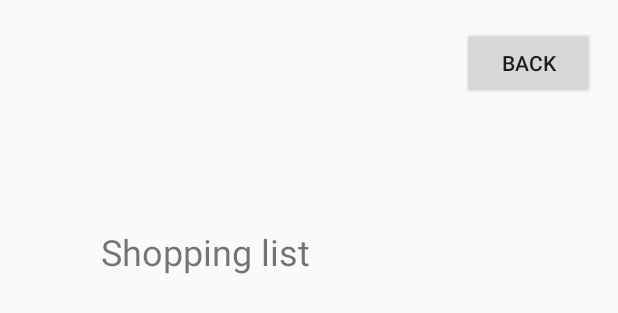
After one commit to JanneKankkunen/ShoppingList, an Android app: the layout activity_show_list.xml on its own in the app's theme, with its tools: preview values and no code run, on a phone screen of 412 x 824 dp. The commit adds this screen. Shown: the top 313 px of the screen. Run offline under Robolectric (Android 15) with nearby library versions, the phone set to English and light mode, and no system bars.

Commit message:
Lähes valmis.

```diff
--- a/app/src/main/AndroidManifest.xml
+++ b/app/src/main/AndroidManifest.xml
@@ -9,6 +9,7 @@
         android:roundIcon="@mipmap/ic_launcher_round"
         android:supportsRtl="true"
         android:theme="@style/AppTheme">
+        <activity android:name=".ShowList"></activity>
         <activity android:name=".MainActivity">
             <intent-filter>
                 <action android:name="android.intent.action.MAIN" />
--- /dev/null
+++ b/app/src/main/res/layout/activity_show_list.xml
@@ -0,0 +1,31 @@
+<?xml version="1.0" encoding="utf-8"?>
+<androidx.constraintlayout.widget.ConstraintLayout xmlns:android="http://schemas.android.com/apk/res/android"
+    xmlns:app="http://schemas.android.com/apk/res-auto"
+    xmlns:tools="http://schemas.android.com/tools"
+    android:layout_width="match_parent"
+    android:layout_height="match_parent"
+    tools:context=".ShowList">
+
+    <Button
+        android:id="@+id/buttonBack"
+        android:layout_width="wrap_content"
+        android:layout_height="wrap_content"
+        android:text="Back"
+        app:layout_constraintBottom_toBottomOf="parent"
+        app:layout_constraintEnd_toEndOf="parent"
+        app:layout_constraintHorizontal_bias="0.95"
+        app:layout_constraintStart_toStartOf="parent"
+        app:layout_constraintTop_toTopOf="parent"
+        app:layout_constraintVertical_bias="0.023" />
+
+    <TextView
+        android:id="@+id/textView"
+        android:layout_width="277dp"
+        android:layout_height="587dp"
+        android:text="Shopping list"
+        android:textSize="24sp"
+        app:layout_constraintBottom_toBottomOf="parent"
+        app:layout_constraintEnd_toEndOf="parent"
+        app:layout_constraintStart_toStartOf="parent"
+        app:layout_constraintTop_toBottomOf="@+id/buttonBack" />
+</androidx.constraintlayout.widget.ConstraintLayout>
```
Also changed, not shown: app/src/main/java/com/example/shoppinglist_jannekankkunen/MainActivity.java (+29 -3 lines), app/src/main/java/com/example/shoppinglist_jannekankkunen/ShowList.java (added, +35 -0 lines).
